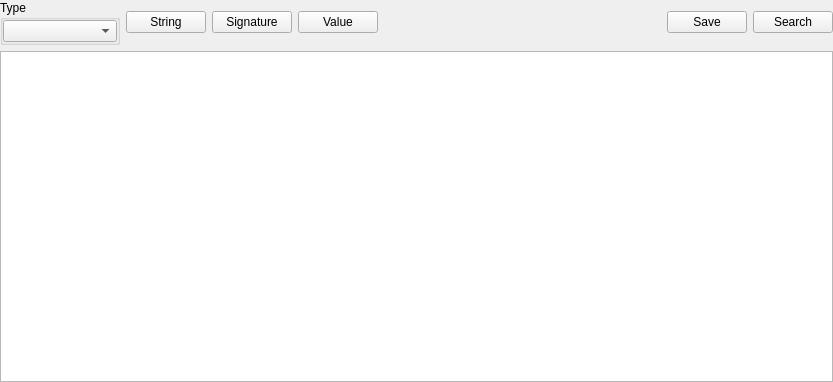
The window that SearchValues/searchvalueswidget.ui (horsicq/FormatWidgets) describes before a commit, drawn with Qt 5.
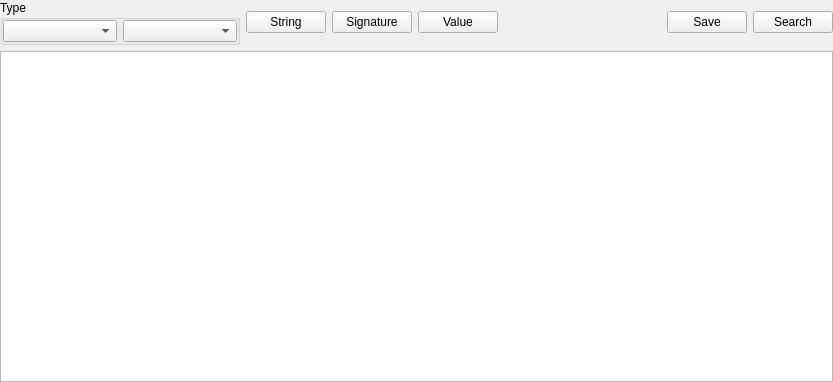
The same window after the commit.

The edit to the form file:
```diff
--- a/SearchValues/searchvalueswidget.ui
+++ b/SearchValues/searchvalueswidget.ui
@@ -32,14 +32,14 @@
       <widget class="QGroupBox" name="groupBoxType">
        <property name="minimumSize">
         <size>
-         <width>120</width>
+         <width>240</width>
          <height>0</height>
         </size>
        </property>
        <property name="title">
         <string>Type</string>
        </property>
-       <layout class="QVBoxLayout" name="verticalLayout">
+       <layout class="QHBoxLayout" name="horizontalLayout_2">
         <property name="leftMargin">
          <number>0</number>
         </property>
@@ -55,6 +55,9 @@
         <item>
          <widget class="QComboBox" name="comboBoxType"/>
         </item>
+        <item>
+         <widget class="QComboBox" name="comboBoxMapMode"/>
+        </item>
        </layout>
       </widget>
      </item>
```
